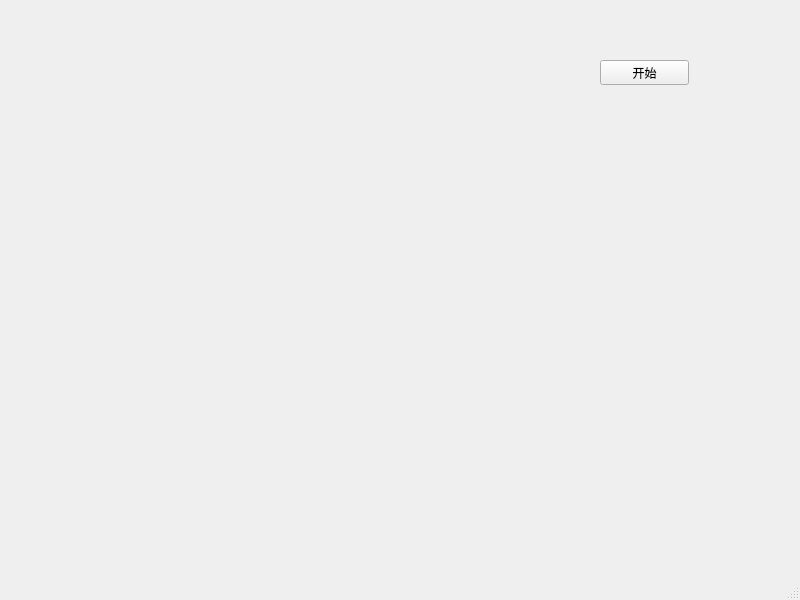
Above: mainwindow.ui from DAC8811/gige_receiver before the change. Below: the same form after it.
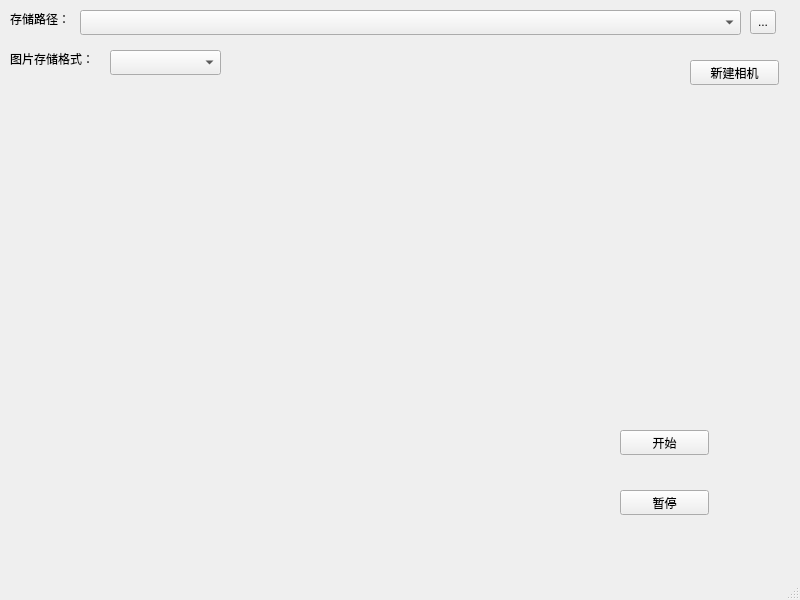
That is the form after the change.

Commit message: 增加了选择存储路径并在指定文件夹传输的功能

```diff
--- a/mainwindow.ui
+++ b/mainwindow.ui
@@ -17,8 +17,8 @@
    <widget class="QPushButton" name="start">
     <property name="geometry">
      <rect>
-      <x>600</x>
-      <y>60</y>
+      <x>620</x>
+      <y>430</y>
       <width>89</width>
       <height>25</height>
      </rect>
@@ -27,6 +27,91 @@
      <string>开始</string>
     </property>
    </widget>
+   <widget class="QPushButton" name="stop">
+    <property name="geometry">
+     <rect>
+      <x>620</x>
+      <y>490</y>
+      <width>89</width>
+      <height>25</height>
+     </rect>
+    </property>
+    <property name="text">
+     <string>暂停</string>
+    </property>
+   </widget>
+   <widget class="QLabel" name="label">
+    <property name="geometry">
+     <rect>
+      <x>10</x>
+      <y>10</y>
+      <width>67</width>
+      <height>17</height>
+     </rect>
+    </property>
+    <property name="text">
+     <string>存储路径：</string>
+    </property>
+   </widget>
+   <widget class="QComboBox" name="path_box">
+    <property name="geometry">
+     <rect>
+      <x>80</x>
+      <y>10</y>
+      <width>661</width>
+      <height>25</height>
+     </rect>
+    </property>
+   </widget>
+   <widget class="QToolButton" name="toolButton">
+    <property name="geometry">
+     <rect>
+      <x>750</x>
+      <y>10</y>
+      <width>26</width>
+      <height>24</height>
+     </rect>
+    </property>
+    <property name="text">
+     <string>...</string>
+    </property>
+   </widget>
+   <widget class="QLabel" name="label_2">
+    <property name="geometry">
+     <rect>
+      <x>10</x>
+      <y>50</y>
+      <width>101</width>
+      <height>17</height>
+     </rect>
+    </property>
+    <property name="text">
+     <string>图片存储格式：</string>
+    </property>
+   </widget>
+   <widget class="QComboBox" name="form_box">
+    <property name="geometry">
+     <rect>
+      <x>110</x>
+      <y>50</y>
+      <width>111</width>
+      <height>25</height>
+     </rect>
+    </property>
+   </widget>
+   <widget class="QPushButton" name="create">
+    <property name="geometry">
+     <rect>
+      <x>690</x>
+      <y>60</y>
+      <width>89</width>
+      <height>25</height>
+     </rect>
+    </property>
+    <property name="text">
+     <string>新建相机</string>
+    </property>
+   </widget>
   </widget>
   <widget class="QMenuBar" name="menubar">
    <property name="geometry">
```
The commit also changes 11 other files.
